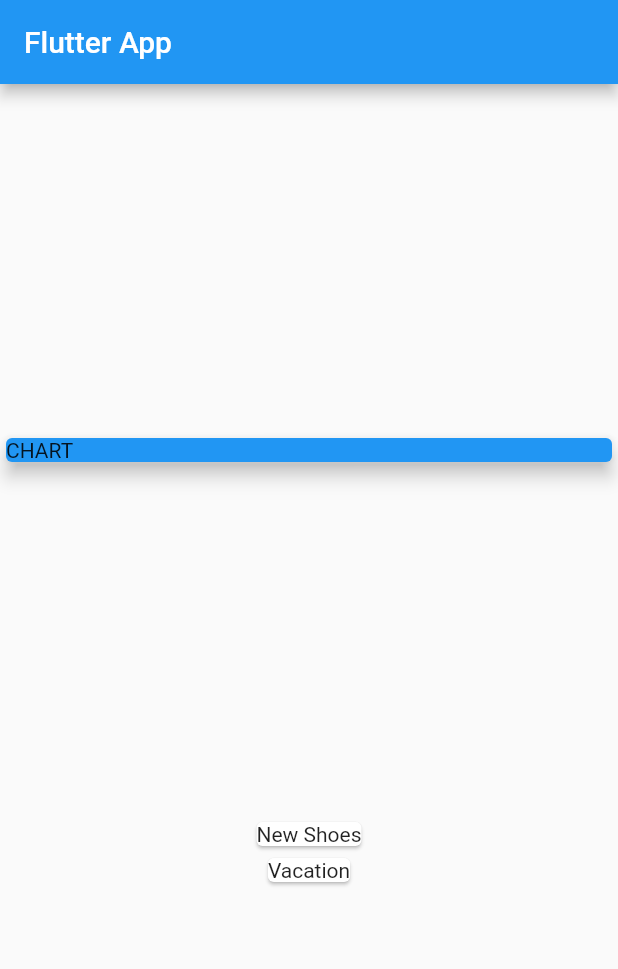
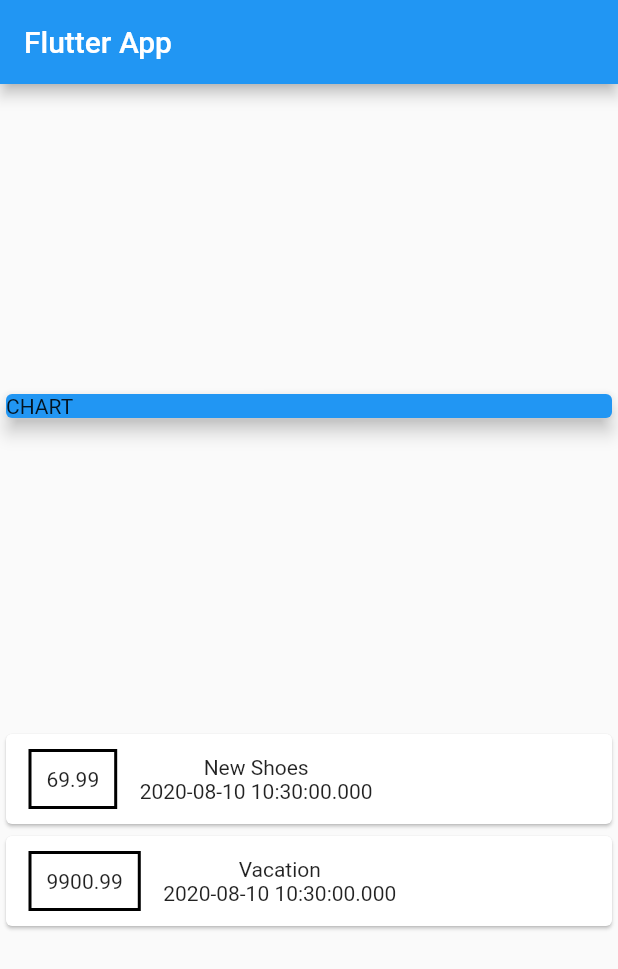
Before and after one commit to luke-mcevoy/flutterSandbox, a Flutter app: the screen it shows after launch, on a phone screen of 412 x 824 dp. Shown: the top 969 px of the screen. Run offline on Flutter 3.47's test engine with Material 2 defaults, Android fonts, the phone set to English and light mode, and no system bars; our stand-ins replace sqflite; accounts and stored records are empty.

Commit message:
styling transaction cards

```diff
--- a/personal_expenses/lib/main.dart
+++ b/personal_expenses/lib/main.dart
@@ -49,7 +49,32 @@ class MyHomePage extends StatelessWidget {
           Column(
             children: transactions.map((tx) {
               return Card(
-                child: Text(tx.title),
+                child: Row(
+                  children: <Widget>[
+                    Container(
+                      margin: EdgeInsets.symmetric(
+                        vertical: 10,
+                        horizontal: 15,
+                      ),
+                      decoration: BoxDecoration(
+                        border: Border.all(
+                          color: Colors.black,
+                          width: 2,
+                        ),
+                      ),
+                      padding: EdgeInsets.all(10),
+                      child: Text(
+                        tx.amount.toString(),
+                      ),
+                    ),
+                    Column(
+                      children: <Widget>[
+                        Text(tx.title),
+                        Text(tx.date.toString()),
+                      ],
+                    ),
+                  ],
+                ),
               );
             }).toList(),
           ),
```
